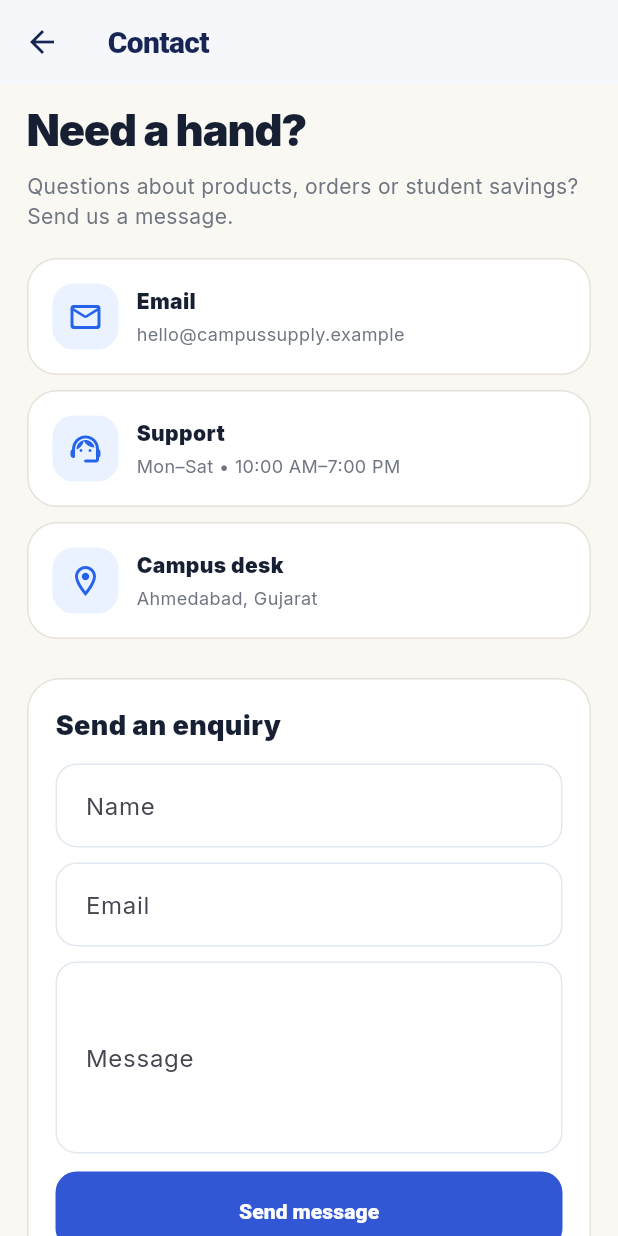
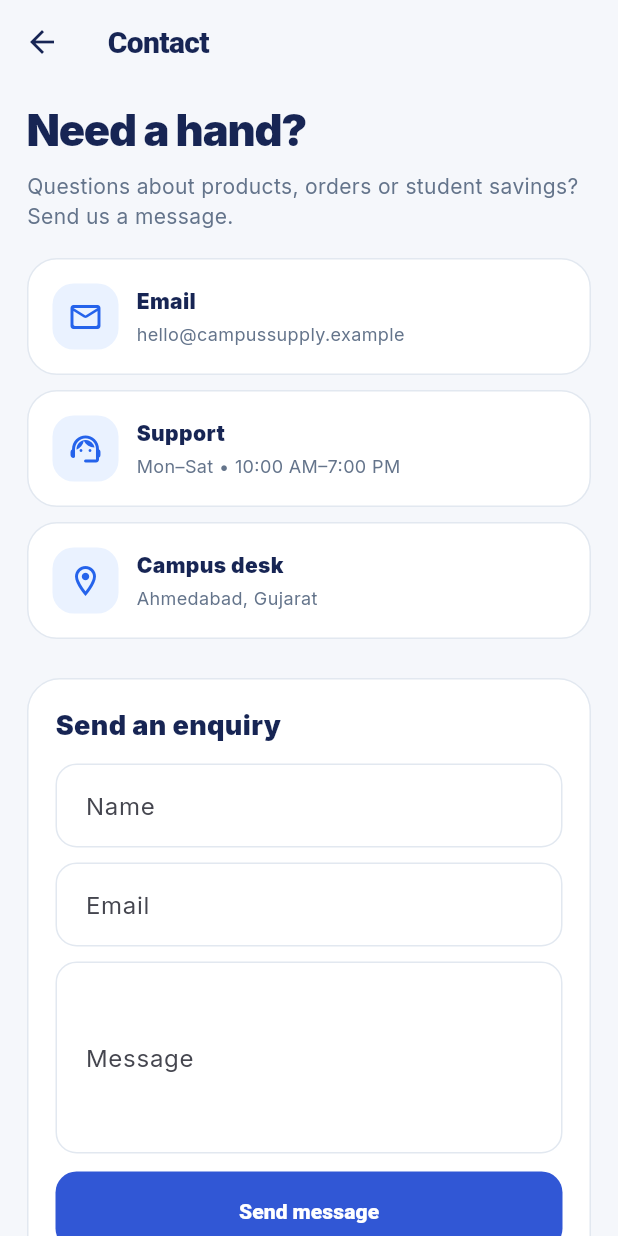
Before and after one commit to Jatinkanara21/Campus_supply, a Flutter app: the ContactScreen screen opened by its route, on a phone screen of 412 x 824 dp. Run offline on Flutter 3.47's test engine with Material 3 defaults, Android fonts, the phone set to English and light mode, and no system bars; our stand-ins replace cloud_firestore, firebase_auth, firebase_core, firebase_storage, flutter_svg, google_fonts and 2 more; accounts and stored records are empty.

Commit message:
Refresh contact_screen screen palette

```diff
--- a/lib/screens/contact_screen.dart
+++ b/lib/screens/contact_screen.dart
@@ -3,10 +3,10 @@ import 'package:flutter/material.dart';
 class ContactScreen extends StatelessWidget {
   const ContactScreen({super.key});
 
-  static const cream = Color(0xFFFAF8F3);
-  static const ink = Color(0xFF172033);
+  static const cream = Color(0xFFF5F7FB);
+  static const ink = Color(0xFF172554);
   static const blue = Color(0xFF2563EB);
-  static const muted = Color(0xFF707681);
+  static const muted = Color(0xFF64748B);
 
   @override
   Widget build(BuildContext context) {
@@ -26,7 +26,7 @@ class ContactScreen extends StatelessWidget {
           const SizedBox(height: 16),
           Container(
             padding: const EdgeInsets.all(18),
-            decoration: BoxDecoration(color: Colors.white, borderRadius: BorderRadius.circular(22), border: Border.all(color: const Color(0xFFE7E2D9))),
+            decoration: BoxDecoration(color: Colors.white, borderRadius: BorderRadius.circular(22), border: Border.all(color: const Color(0xFFE2E8F0))),
             child: Column(crossAxisAlignment: CrossAxisAlignment.start, children: [
               const Text('Send an enquiry', style: TextStyle(color: ink, fontSize: 18, fontWeight: FontWeight.w900)),
               const SizedBox(height: 12),
@@ -47,7 +47,7 @@ class ContactScreen extends StatelessWidget {
   static Widget _tile(IconData icon, String title, String text) => Container(
         margin: const EdgeInsets.only(bottom: 10),
         padding: const EdgeInsets.all(16),
-        decoration: BoxDecoration(color: Colors.white, borderRadius: BorderRadius.circular(20), border: Border.all(color: const Color(0xFFE7E2D9))),
+        decoration: BoxDecoration(color: Colors.white, borderRadius: BorderRadius.circular(20), border: Border.all(color: const Color(0xFFE2E8F0))),
         child: Row(children: [
           Container(width: 44, height: 44, decoration: BoxDecoration(color: const Color(0xFFEAF2FF), borderRadius: BorderRadius.circular(14)), child: Icon(icon, color: blue)),
           const SizedBox(width: 12),
```
